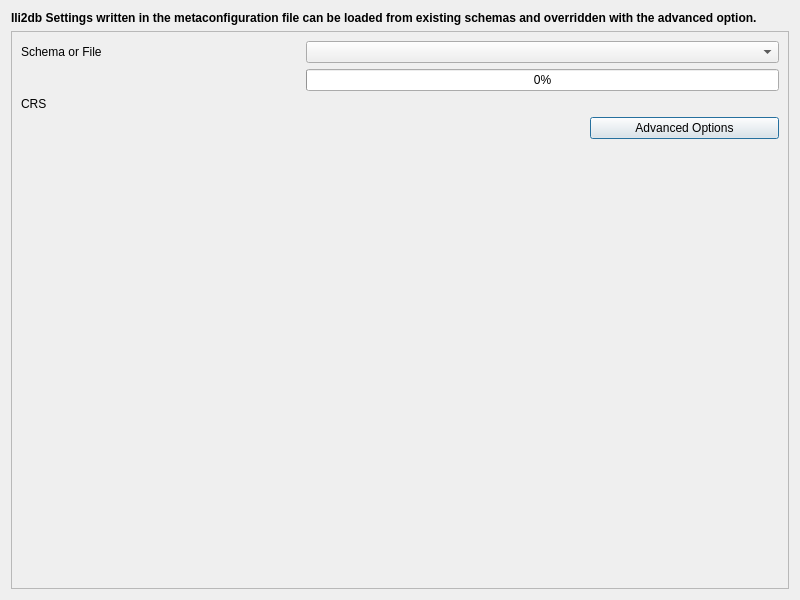
This is QgisModelBaker/ui/toppingmaker_wizard/ili2dbsettings.ui in opengisch/QgisModelBaker as Qt 5 draws it before an edit. The edited form follows.
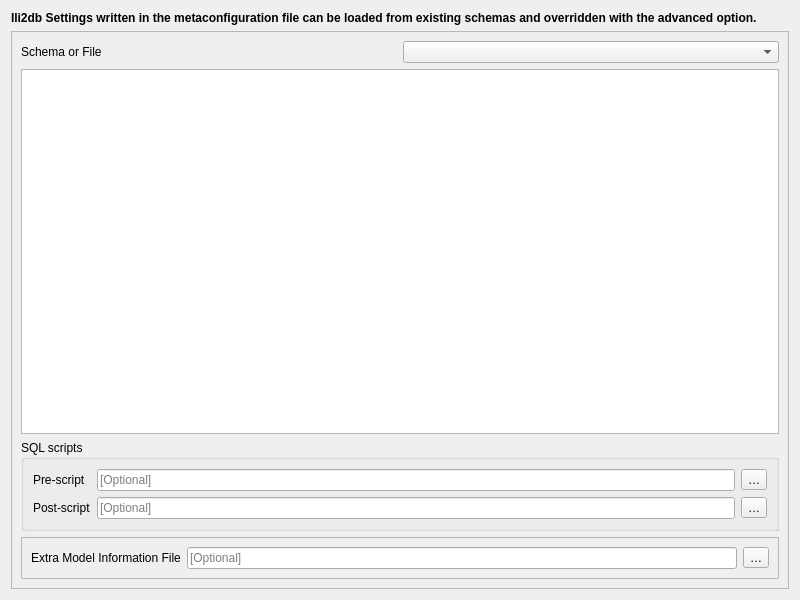
This is the edited form. Custom widgets are drawn as their Qt base class.

Commit message: unfinished ili2db setting page

```diff
--- a/QgisModelBaker/ui/toppingmaker_wizard/ili2dbsettings.ui
+++ b/QgisModelBaker/ui/toppingmaker_wizard/ili2dbsettings.ui
@@ -13,7 +13,7 @@
   <property name="windowTitle">
    <string>Select Files</string>
   </property>
-  <layout class="QGridLayout" name="gridLayout_2">
+  <layout class="QGridLayout" name="gridLayout_3">
    <item row="0" column="0">
     <widget class="QLabel" name="description">
      <property name="minimumSize">
@@ -48,86 +48,132 @@
       <enum>QFrame::Raised</enum>
      </property>
      <layout class="QGridLayout" name="gridLayout">
-      <item row="5" column="3">
-       <spacer name="verticalSpacer_2">
-        <property name="orientation">
-         <enum>Qt::Vertical</enum>
-        </property>
-        <property name="sizeHint" stdset="0">
-         <size>
-          <width>20</width>
-          <height>40</height>
-         </size>
-        </property>
-       </spacer>
-      </item>
-      <item row="0" column="1">
+      <item row="0" column="0">
        <widget class="QLabel" name="schema_label">
         <property name="text">
          <string>Schema or File</string>
         </property>
        </widget>
       </item>
-      <item row="3" column="1">
-       <widget class="QLabel" name="crs_label">
-        <property name="toolTip">
-         <string>Coordinate Reference System</string>
-        </property>
-        <property name="text">
-         <string>CRS</string>
-        </property>
-       </widget>
-      </item>
-      <item row="4" column="3">
-       <widget class="QPushButton" name="ili2db_options_button">
-        <property name="text">
-         <string>Advanced Options</string>
-        </property>
-       </widget>
-      </item>
-      <item row="0" column="2" colspan="2">
+      <item row="0" column="1">
        <widget class="QComboBox" name="schema_combobox"/>
       </item>
-      <item row="3" column="2" colspan="2">
-       <widget class="QgsProjectionSelectionWidget" name="crsSelector">
-        <property name="focusPolicy">
-         <enum>Qt::StrongFocus</enum>
-        </property>
-       </widget>
+      <item row="1" column="0" colspan="2">
+       <widget class="QTableView" name="parameters_table_view"/>
       </item>
-      <item row="1" column="2" colspan="2">
-       <widget class="QProgressBar" name="progress_bar">
-        <property name="value">
-         <number>0</number>
+      <item row="2" column="0" colspan="2">
+       <widget class="QGroupBox" name="groupBox_4">
+        <property name="title">
+         <string>SQL scripts</string>
         </property>
+        <layout class="QGridLayout" name="gridLayout_6">
+         <item row="0" column="0">
+          <widget class="QLabel" name="pre_script_file_label">
+           <property name="toolTip">
+            <string>SQL script that runs before the (schema) import.</string>
+           </property>
+           <property name="text">
+            <string>Pre-script</string>
+           </property>
+          </widget>
+         </item>
+         <item row="0" column="1">
+          <widget class="QLineEdit" name="pre_script_file_line_edit">
+           <property name="toolTip">
+            <string>Choose optional (pre-script) SQL file</string>
+           </property>
+           <property name="placeholderText">
+            <string>[Optional]</string>
+           </property>
+          </widget>
+         </item>
+         <item row="0" column="2">
+          <widget class="QToolButton" name="pre_script_file_browse_button">
+           <property name="toolTip">
+            <string>Browse SQL files</string>
+           </property>
+           <property name="text">
+            <string>…</string>
+           </property>
+          </widget>
+         </item>
+         <item row="1" column="0">
+          <widget class="QLabel" name="post_script_file_label">
+           <property name="toolTip">
+            <string>SQL script that runs after the (schema) import.</string>
+           </property>
+           <property name="text">
+            <string>Post-script</string>
+           </property>
+          </widget>
+         </item>
+         <item row="1" column="1">
+          <widget class="QLineEdit" name="post_script_file_line_edit">
+           <property name="toolTip">
+            <string>Choose optional (post-script) SQL file</string>
+           </property>
+           <property name="placeholderText">
+            <string>[Optional]</string>
+           </property>
+          </widget>
+         </item>
+         <item row="1" column="2">
+          <widget class="QToolButton" name="post_script_file_browse_button">
+           <property name="toolTip">
+            <string>Browse SQL files</string>
+           </property>
+           <property name="text">
+            <string>…</string>
+           </property>
+          </widget>
+         </item>
+        </layout>
        </widget>
       </item>
-      <item row="4" column="1" colspan="2">
-       <spacer name="horizontalSpacer">
-        <property name="orientation">
-         <enum>Qt::Horizontal</enum>
+      <item row="3" column="0" colspan="2">
+       <widget class="QFrame" name="frame">
+        <property name="frameShape">
+         <enum>QFrame::StyledPanel</enum>
         </property>
-        <property name="sizeHint" stdset="0">
-         <size>
-          <width>563</width>
-          <height>20</height>
-         </size>
+        <property name="frameShadow">
+         <enum>QFrame::Raised</enum>
         </property>
-       </spacer>
+        <layout class="QGridLayout" name="gridLayout_2">
+         <item row="0" column="0">
+          <widget class="QLabel" name="toml_file_label">
+           <property name="text">
+            <string>Extra Model Information File</string>
+           </property>
+          </widget>
+         </item>
+         <item row="0" column="1">
+          <widget class="QLineEdit" name="toml_file_line_edit">
+           <property name="toolTip">
+            <string>Choose optional TOML file</string>
+           </property>
+           <property name="placeholderText">
+            <string>[Optional]</string>
+           </property>
+          </widget>
+         </item>
+         <item row="0" column="2">
+          <widget class="QToolButton" name="toml_file_browse_button">
+           <property name="toolTip">
+            <string>Browse TOML files</string>
+           </property>
+           <property name="text">
+            <string>…</string>
+           </property>
+          </widget>
+         </item>
+        </layout>
+       </widget>
       </item>
      </layout>
     </widget>
    </item>
   </layout>
  </widget>
- <customwidgets>
-  <customwidget>
-   <class>QgsProjectionSelectionWidget</class>
-   <extends>QWidget</extends>
-   <header>qgsprojectionselectionwidget.h</header>
-   <container>1</container>
-  </customwidget>
- </customwidgets>
  <resources/>
  <connections/>
 </ui>
```
The commit also changes 1 other file.
